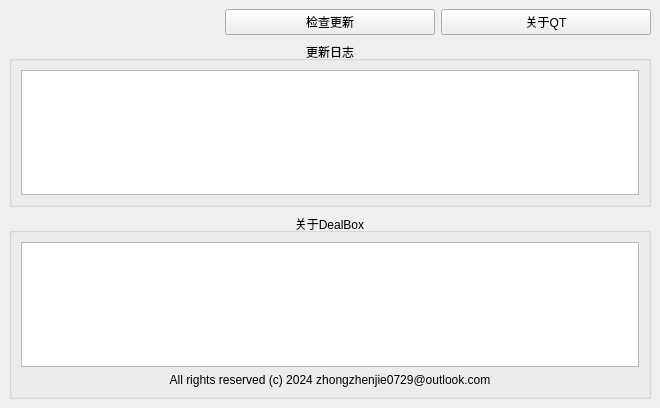
Qt form ui/Setting/Setting.ui (ZZHENJIE/DealBox) before a commit.
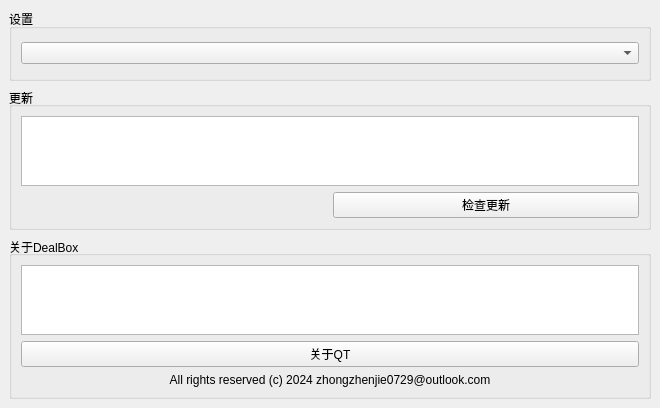
The same form after that commit. Icons and pictures are not drawn.

The edit to the form file:
```diff
--- a/ui/Setting/Setting.ui
+++ b/ui/Setting/Setting.ui
@@ -27,7 +27,7 @@
      <verstretch>0</verstretch>
     </sizepolicy>
    </property>
-   <layout class="QGridLayout" name="Layout">
+   <layout class="QGridLayout" name="Layout" rowstretch="5,3,2">
     <property name="sizeConstraint">
      <enum>QLayout::SetDefaultConstraint</enum>
     </property>
@@ -37,9 +37,19 @@
        <string>关于DealBox</string>
       </property>
       <property name="alignment">
-       <set>Qt::AlignCenter</set>
+       <set>Qt::AlignLeading|Qt::AlignLeft|Qt::AlignVCenter</set>
       </property>
       <layout class="QGridLayout" name="About_Box_Layout">
+       <item row="3" column="0">
+        <widget class="QLabel" name="Statement">
+         <property name="text">
+          <string>All rights reserved (c) 2024 zhongzhenjie0729@outlook.com</string>
+         </property>
+         <property name="alignment">
+          <set>Qt::AlignCenter</set>
+         </property>
+        </widget>
+       </item>
        <item row="0" column="0">
         <widget class="QTextEdit" name="About">
          <property name="readOnly">
@@ -56,64 +66,73 @@
 li.unchecked::marker { content: &quot;\2610&quot;; }
 li.checked::marker { content: &quot;\2612&quot;; }
 &lt;/style&gt;&lt;/head&gt;&lt;body style=&quot; font-family:'Microsoft YaHei UI'; font-size:9pt; font-weight:400; font-style:normal;&quot;&gt;
-&lt;h1 style=&quot;-qt-paragraph-type:empty; margin-top:0px; margin-bottom:0px; margin-left:0px; margin-right:0px; -qt-block-indent:0; text-indent:0px;&quot;&gt;&lt;br /&gt;&lt;/h1&gt;&lt;/body&gt;&lt;/html&gt;</string>
+&lt;h1 style=&quot;-qt-paragraph-type:empty; margin-top:0px; margin-bottom:0px; margin-left:0px; margin-right:0px; -qt-block-indent:0; text-indent:0px; font-size:xx-large; font-weight:700;&quot;&gt;&lt;br /&gt;&lt;/h1&gt;&lt;/body&gt;&lt;/html&gt;</string>
          </property>
         </widget>
        </item>
-       <item row="1" column="0">
-        <widget class="QLabel" name="Statement">
+       <item row="2" column="0">
+        <widget class="QPushButton" name="About_QT">
          <property name="text">
-          <string>All rights reserved (c) 2024 zhongzhenjie0729@outlook.com</string>
-         </property>
-         <property name="alignment">
-          <set>Qt::AlignCenter</set>
+          <string>关于QT</string>
          </property>
         </widget>
        </item>
       </layout>
      </widget>
     </item>
-    <item row="0" column="0">
-     <layout class="QHBoxLayout" name="Version_Layout">
-      <item>
-       <widget class="QLabel" name="Current_Version">
-        <property name="text">
-         <string/>
-        </property>
-        <property name="alignment">
-         <set>Qt::AlignCenter</set>
-        </property>
-       </widget>
-      </item>
-      <item>
-       <widget class="QPushButton" name="Check_Update">
-        <property name="text">
-         <string>检查更新</string>
-        </property>
-       </widget>
-      </item>
-      <item>
-       <widget class="QPushButton" name="About_QT">
-        <property name="text">
-         <string>关于QT</string>
-        </property>
-       </widget>
-      </item>
-     </layout>
-    </item>
     <item row="1" column="0">
      <widget class="QGroupBox" name="Update_ExplainBox">
       <property name="title">
-       <string>更新日志</string>
+       <string>更新</string>
       </property>
       <property name="alignment">
-       <set>Qt::AlignCenter</set>
+       <set>Qt::AlignLeading|Qt::AlignLeft|Qt::AlignVCenter</set>
       </property>
       <layout class="QGridLayout" name="Update_ExplainBox_Layout">
-       <item row="0" column="0">
+       <item row="1" column="0">
         <widget class="QTextEdit" name="Update_Explain">
          <property name="readOnly">
           <bool>true</bool>
+         </property>
+        </widget>
+       </item>
+       <item row="2" column="0">
+        <layout class="QHBoxLayout" name="Version_Layout">
+         <item>
+          <widget class="QLabel" name="Current_Version">
+           <property name="text">
+            <string/>
+           </property>
+           <property name="alignment">
+            <set>Qt::AlignCenter</set>
+           </property>
+          </widget>
+         </item>
+         <item>
+          <widget class="QPushButton" name="Check_Update">
+           <property name="text">
+            <string>检查更新</string>
+           </property>
+          </widget>
+         </item>
+        </layout>
+       </item>
+      </layout>
+     </widget>
+    </item>
+    <item row="0" column="0">
+     <widget class="QGroupBox" name="Setting_Box">
+      <property name="title">
+       <string>设置</string>
+      </property>
+      <layout class="QGridLayout" name="Setting_Box_Layout">
+       <item row="0" column="0">
+        <widget class="QComboBox" name="Select_Theme">
+         <property name="currentText">
+          <string/>
+         </property>
+         <property name="placeholderText">
+          <string>主题</string>
          </property>
         </widget>
        </item>
```
